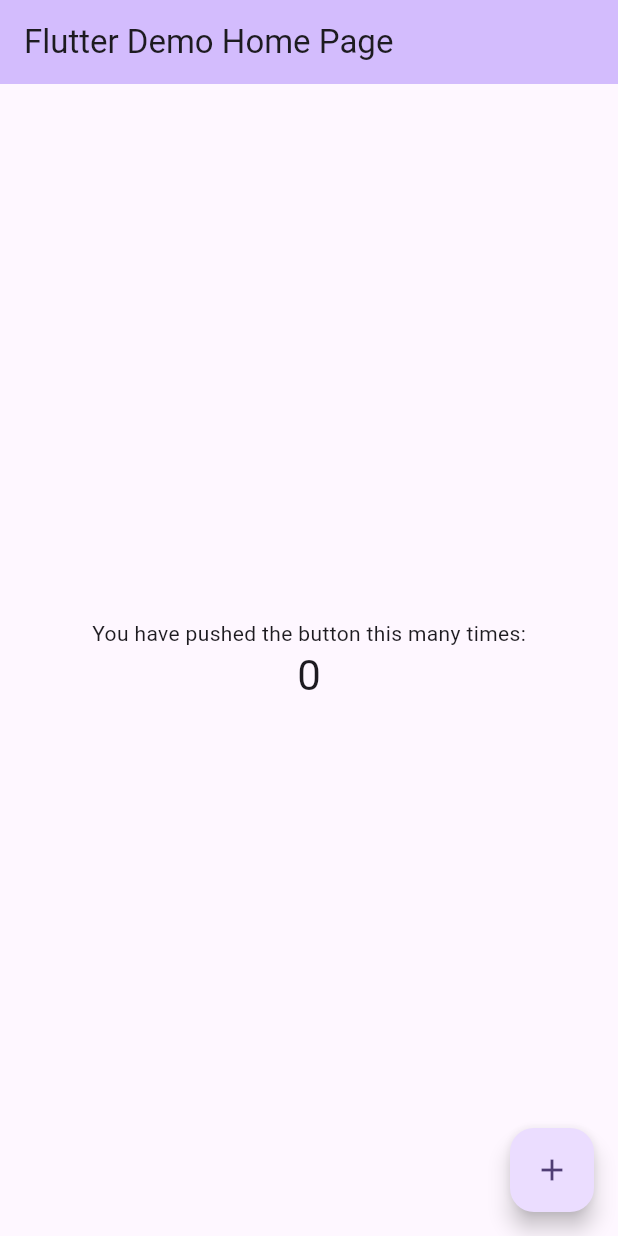
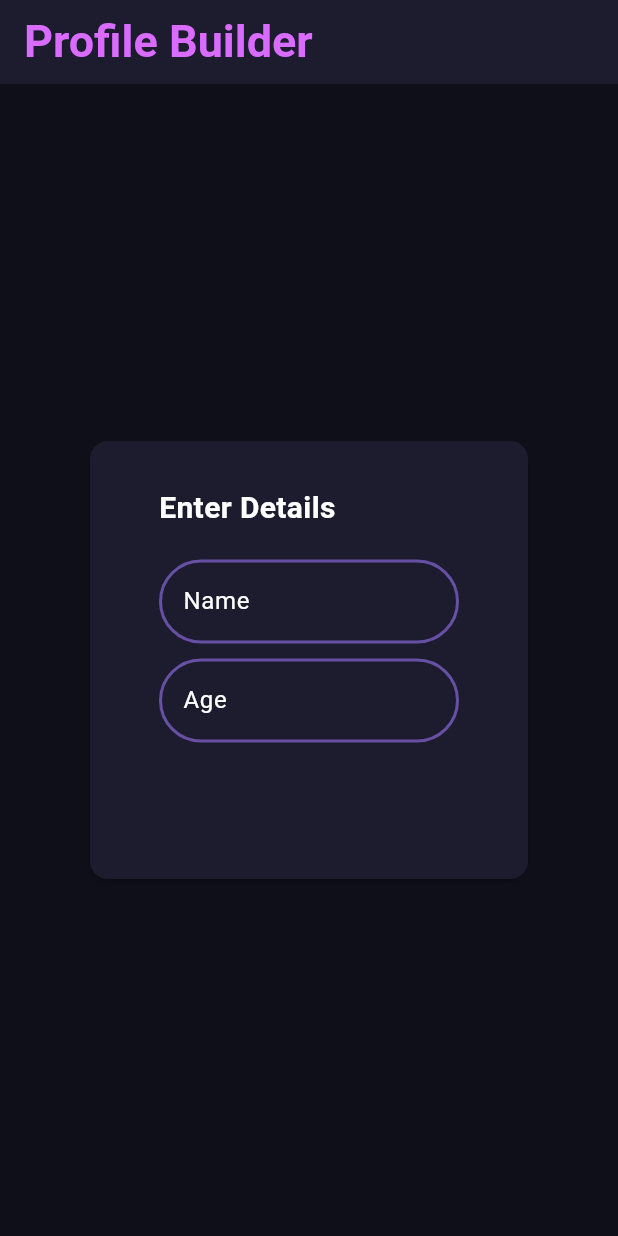
Before and after one commit to ArfanAnulal/Profile-Builder, a Flutter app: the screen it shows after launch, on a phone screen of 412 x 824 dp. Run offline on Flutter 3.47's test engine with Material 3 defaults, Android fonts, the phone set to English and light mode, and no system bars.

Commit message:
first commit

```diff
--- a/lib/main.dart
+++ b/lib/main.dart
@@ -1,4 +1,6 @@
 import 'package:flutter/material.dart';
+import 'package:profile_builder/pages/homepage.dart';
+import 'package:profile_builder/theme/themes.dart';
 
 void main() {
   runApp(const MyApp());
@@ -6,117 +8,13 @@ void main() {
 
 class MyApp extends StatelessWidget {
   const MyApp({super.key});
-
-  // This widget is the root of your application.
   @override
   Widget build(BuildContext context) {
     return MaterialApp(
-      title: 'Flutter Demo',
-      theme: ThemeData(
-        // This is the theme of your application.
-        //
-        // TRY THIS: Try running your application with "flutter run". You'll see
-        // the application has a purple toolbar. Then, without quitting the app,
-        // try changing the seedColor in the colorScheme below to Colors.green
-        // and then invoke "hot reload" (save your changes or press the "hot
-        // reload" button in a Flutter-supported IDE, or press "r" if you used
-        // the command line to start the app).
-        //
-        // Notice that the counter didn't reset back to zero; the application
-        // state is not lost during the reload. To reset the state, use hot
-        // restart instead.
-        //
-        // This works for code too, not just values: Most code changes can be
-        // tested with just a hot reload.
-        colorScheme: ColorScheme.fromSeed(seedColor: Colors.deepPurple),
-      ),
-      home: const MyHomePage(title: 'Flutter Demo Home Page'),
+      title: 'Profile Builder',
+      debugShowCheckedModeBanner: false,
+      theme: AppTheme.darkMode,
+      home: const MyHomePage(),
     );
   }
 }
-
-class MyHomePage extends StatefulWidget {
-  const MyHomePage({super.key, required this.title});
-
-  // This widget is the home page of your application. It is stateful, meaning
-  // that it has a State object (defined below) that contains fields that affect
-  // how it looks.
-
-  // This class is the configuration for the state. It holds the values (in this
-  // case the title) provided by the parent (in this case the App widget) and
-  // used by the build method of the State. Fields in a Widget subclass are
-  // always marked "final".
-
-  final String title;
-
-  @override
-  State<MyHomePage> createState() => _MyHomePageState();
-}
-
-class _MyHomePageState extends State<MyHomePage> {
-  int _counter = 0;
-
-  void _incrementCounter() {
-    setState(() {
-      // This call to setState tells the Flutter framework that something has
-      // changed in this State, which causes it to rerun the build method below
-      // so that the display can reflect the updated values. If we changed
-      // _counter without calling setState(), then the build method would not be
-      // called again, and so nothing would appear to happen.
-      _counter++;
-    });
-  }
-
-  @override
-  Widget build(BuildContext context) {
-    // This method is rerun every time setState is called, for instance as done
-    // by the _incrementCounter method above.
-    //
-    // The Flutter framework has been optimized to make rerunning build methods
-    // fast, so that you can just rebuild anything that needs updating rather
-    // than having to individually change instances of widgets.
-    return Scaffold(
-      appBar: AppBar(
-        // TRY THIS: Try changing the color here to a specific color (to
-        // Colors.amber, perhaps?) and trigger a hot reload to see the AppBar
-        // change color while the other colors stay the same.
-        backgroundColor: Theme.of(context).colorScheme.inversePrimary,
-        // Here we take the value from the MyHomePage object that was created by
-        // the App.build method, and use it to set our appbar title.
-        title: Text(widget.title),
-      ),
-      body: Center(
-        // Center is a layout widget. It takes a single child and positions it
-        // in the middle of the parent.
-        child: Column(
-          // Column is also a layout widget. It takes a list of children and
-          // arranges them vertically. By default, it sizes itself to fit its
-          // children horizontally, and tries to be as tall as its parent.
-          //
-          // Column has various properties to control how it sizes itself and
-          // how it positions its children. Here we use mainAxisAlignment to
-          // center the children vertically; the main axis here is the vertical
-          // axis because Columns are vertical (the cross axis would be
-          // horizontal).
-          //
-          // TRY THIS: Invoke "debug painting" (choose the "Toggle Debug Paint"
-          // action in the IDE, or press "p" in the console), to see the
-          // wireframe for each widget.
-          mainAxisAlignment: MainAxisAlignment.center,
-          children: <Widget>[
-            const Text('You have pushed the button this many times:'),
-            Text(
-              '$_counter',
-              style: Theme.of(context).textTheme.headlineMedium,
-            ),
-          ],
-        ),
-      ),
-      floatingActionButton: FloatingActionButton(
-        onPressed: _incrementCounter,
-        tooltip: 'Increment',
-        child: const Icon(Icons.add),
-      ), // This trailing comma makes auto-formatting nicer for build methods.
-    );
-  }
-}
--- /dev/null
+++ b/lib/pages/homepage.dart
@@ -0,0 +1,55 @@
+import 'package:flutter/material.dart';
+import 'package:profile_builder/theme/themes.dart';
+
+class MyHomePage extends StatefulWidget {
+  const MyHomePage({super.key});
+
+  @override
+  State<MyHomePage> createState() => _MyHomePageState();
+}
+
+class _MyHomePageState extends State<MyHomePage> {
+  final GlobalKey<FormState> _formKey = GlobalKey<FormState>();
+  @override
+  Widget build(BuildContext context) {
+    return GestureDetector(
+      onTap: () => FocusScope.of(context).unfocus(),
+      child: Scaffold(
+        appBar: AppBar(title: Text('Profile Builder', style: AppTextTheme.appBarText,), ),
+        body: Form(
+        key: _formKey,
+        child:Center(
+          child: SizedBox(width: 300, height: 300,
+            child: Card(
+              color: Theme.of(context).cardColor,
+              child: Padding(
+                padding: const EdgeInsets.all(10.0),
+                child: Column(
+                  mainAxisAlignment: MainAxisAlignment.start,
+
+                  children: [
+                    SizedBox(
+                      width: 200,
+                      child: Column(
+                        children: [
+                          Padding(
+                            padding: const EdgeInsets.only(bottom: 20, top: 20),
+                            child: Align(alignment: Alignment.topLeft,child: Text('Enter Details',style: AppTextTheme.formHeading)),
+                          ),
+                          TextFormField(decoration: InputDecoration(label: Text('Name'),hint: Text('Enter name', style: AppTextTheme.fieldText,)),),
+                          SizedBox(height: 10,),
+                          TextFormField(decoration: InputDecoration(label: Text('Age'),hint: Text('Enter age', style: AppTextTheme.fieldText,)),),
+                        ],
+                      ),
+                    ),
+                  ],
+                ),
+              ),
+            ),
+          ),
+        )
+        ),
+      ),
+    );
+  }
+}
--- /dev/null
+++ b/lib/theme/themes.dart
@@ -0,0 +1,47 @@
+import 'package:flutter/material.dart';
+
+class AppTheme{
+  static const Color primaryColor = Color(0xFF1C1C2E);
+  static const Color secondaryColor = Color(0xFFD96BFF);
+  static const Color backgroundScaffold = Color(0xFF0F0F1A);
+  static const Color borderColor = Color(0xFFFFD93D);
+
+
+  static final ThemeData darkMode = ThemeData(
+    primaryColor:primaryColor,
+    appBarTheme: const AppBarTheme(
+      backgroundColor: primaryColor,
+      foregroundColor: secondaryColor ,
+    ),
+    scaffoldBackgroundColor: backgroundScaffold,
+    inputDecorationTheme: InputDecorationTheme(
+      enabledBorder: OutlineInputBorder(borderSide: BorderSide(color: Color(0xFF6750a4),width: 2),borderRadius: BorderRadius.circular(40)),
+      focusedBorder: OutlineInputBorder(borderSide: BorderSide(color: borderColor,width: 3),borderRadius: BorderRadius.circular(40)),
+      border: OutlineInputBorder(borderRadius: BorderRadius.circular(8)),
+      labelStyle: TextStyle(color: Colors.white)
+    ),
+    cardColor: primaryColor
+  );
+}
+
+class AppTextTheme{
+  static const Color textFieldFontColor = Color(0xFFFFFFFF);
+
+  static const TextStyle appBarText = TextStyle(
+    fontWeight: FontWeight.bold,
+    fontSize: 30
+  );
+
+  static const TextStyle fieldText = TextStyle(
+    color: textFieldFontColor,
+    fontSize: 14,
+    fontWeight: FontWeight.w500,
+
+  );
+
+  static const TextStyle formHeading =TextStyle(
+    color: textFieldFontColor,
+    fontSize: 20,
+    fontWeight: FontWeight.w700,
+  );
+}
```
